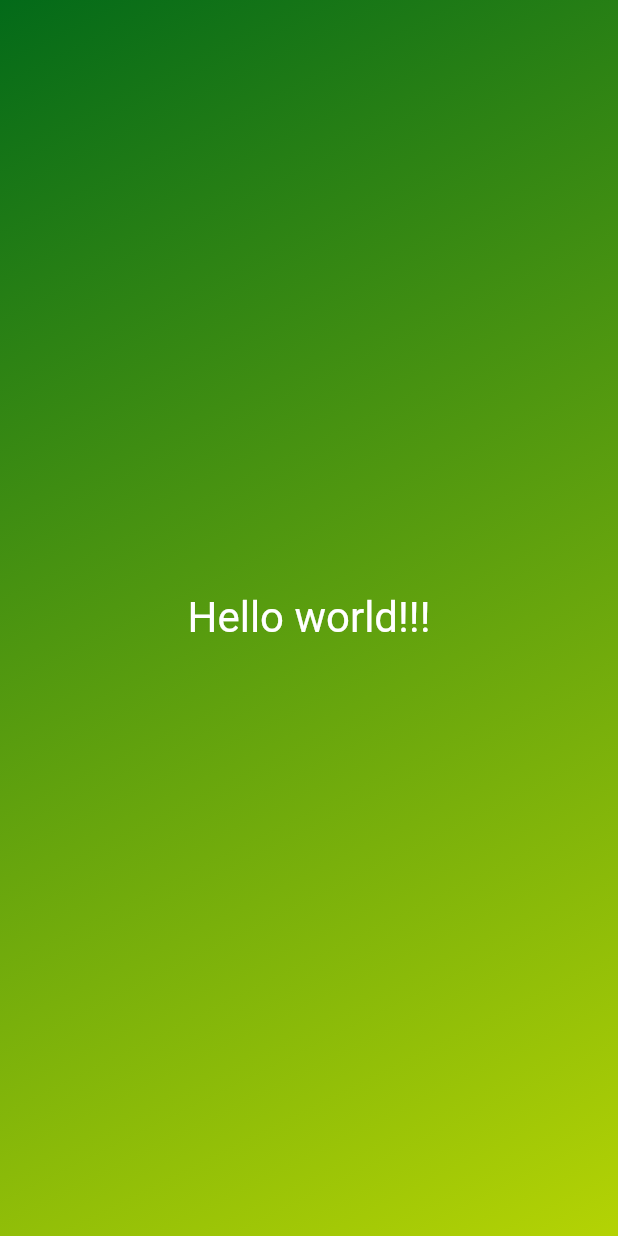
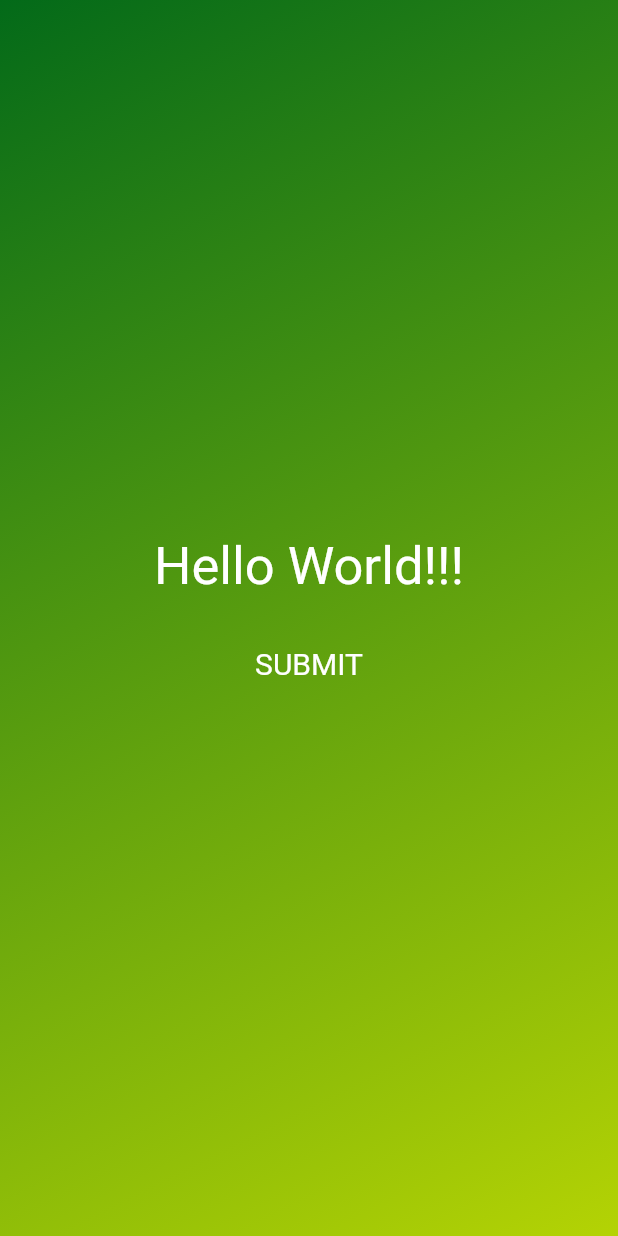
Before and after one commit to shibinhussain/Flutter, a Flutter app: the screen it shows after launch, on a phone screen of 412 x 824 dp. Run offline on Flutter 3.47's test engine with Material 2 defaults, Android fonts, the phone set to English and light mode, and no system bars.

Commit message:
Padding and Button

```diff
--- a/lib/gradient_container.dart
+++ b/lib/gradient_container.dart
@@ -1,5 +1,6 @@
 import 'package:first_app/styled_text.dart';
 import 'package:flutter/material.dart';
+import 'dart:developer';
 
 const startAlignment = Alignment.topLeft;
 const endAlignment = Alignment.bottomRight;
@@ -9,6 +10,10 @@ class GradientContainer extends StatelessWidget {
 
   final Color color1;
   final Color color2;
+
+  void clickHandler() {
+    log('Button Clicked');
+  }
 
   @override
   Widget build(context) {
@@ -20,9 +25,26 @@ class GradientContainer extends StatelessWidget {
           end: endAlignment,
         ),
       ),
-      child: const Center(
-        child: StyledText('Hello world!!!'),
-      ),
+      child: Center(
+          child: Column(
+        mainAxisSize: MainAxisSize.min,
+        children: [
+          const StyledText('Hello World!!!'),
+          const SizedBox(height: 20),
+          TextButton(
+            onPressed: clickHandler,
+            style: TextButton.styleFrom(
+              // padding: const EdgeInsets.all(25),
+              foregroundColor: Colors.white,
+              textStyle: const TextStyle(fontSize: 20),
+            ),
+            child: const Text('SUBMIT'),
+          ),
+        ],
+      )
+          // child: Image.asset('assets/images/dice-2.png'),
+
+          ),
     );
   }
 }
--- a/lib/styled_text.dart
+++ b/lib/styled_text.dart
@@ -11,7 +11,7 @@ class StyledText extends StatelessWidget {
       text,
       style: const TextStyle(
         color: Colors.white,
-        fontSize: 28,
+        fontSize: 35,
       ),
     );
   }
```
